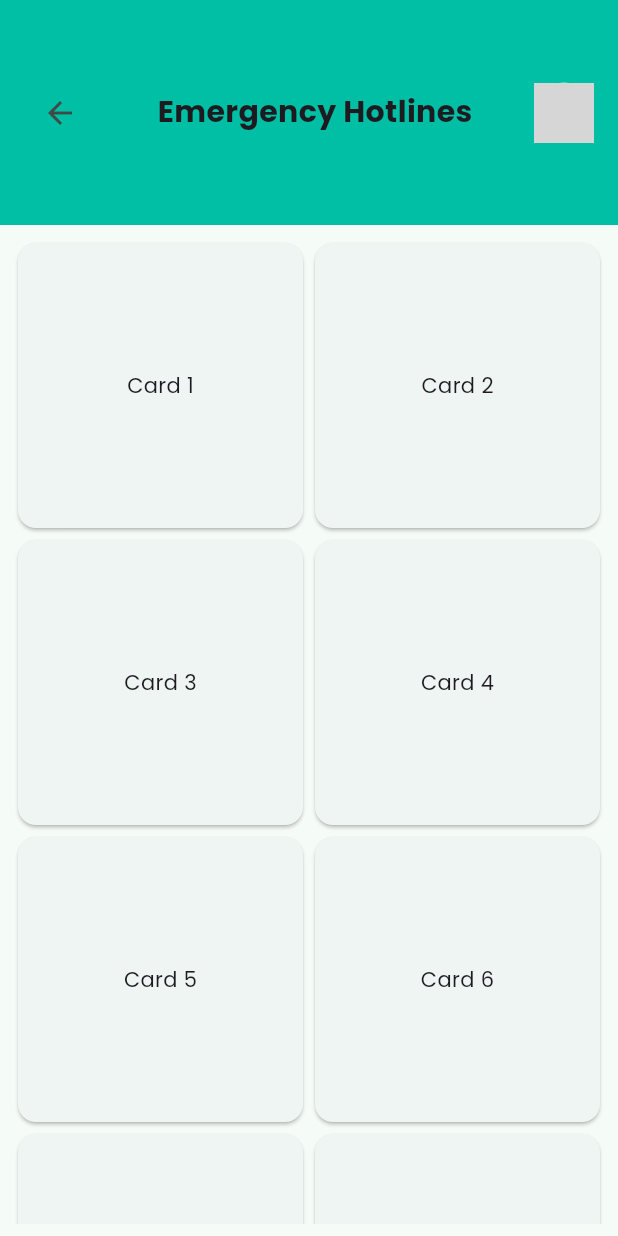
After one commit to yskooo/snt_innovatives, a Flutter app: the EmergencyHotlinesRoute screen opened directly, on a phone screen of 412 x 824 dp. The commit adds this screen. Run offline on Flutter 3.47's test engine with Material 3 defaults, Android fonts, the phone set to English and light mode, and no system bars; our stand-ins replace carousel_slider, device_preview, flutter_svg, google_fonts, supabase_flutter; accounts and stored records are empty; grey boxes are pictures that could not be loaded.

Commit message:
routes: for main 4 buttons

```diff
--- /dev/null
+++ b/lib/components/emergency_hotlines_route.dart
@@ -0,0 +1,67 @@
+import 'package:flutter/material.dart';
+
+class EmergencyHotlinesRoute extends StatelessWidget {
+  const EmergencyHotlinesRoute({super.key});
+
+  @override
+  Widget build(BuildContext context) {
+    return Scaffold(
+      body: Stack(
+        children: [
+          Column(
+            crossAxisAlignment: CrossAxisAlignment.stretch,
+            children: [
+              Container(
+                height: 150, // Adjust height as needed
+                color: Colors.tealAccent.shade700, // Adjust color as needed
+                child: Padding(
+                  padding: const EdgeInsets.symmetric(horizontal: 16.0),
+                  child: Row(
+                    children: [
+                      IconButton(
+                        icon: Icon(Icons.arrow_back),
+                        onPressed: () {
+                          Navigator.pop(context);
+                        },
+                      ),
+                      Expanded(
+                        child: Center(
+                          child: Text(
+                            'Emergency Hotlines',
+                            style: TextStyle(
+                              fontSize: 20,
+                              fontWeight: FontWeight.bold,
+                            ),
+                          ),
+                        ),
+                      ),
+                      CircleAvatar(
+                        backgroundImage: AssetImage('assets/avatar.png'), // Adjust image as needed
+                      ),
+                    ],
+                  ),
+                ),
+              ),
+              Expanded(
+                child: Padding(
+                  padding: const EdgeInsets.all(8.0),
+                  child: GridView.count(
+                    crossAxisCount: 2, // 2 cards per row, adjust as needed
+                    children: List.generate(
+                      8,
+                          (index) => Card(
+                        child: Center(
+                          child: Text('Card ${index + 1}'),
+                        ),
+                      ),
+                    ),
+                  ),
+                ),
+              ),
+            ],
+          ),
+        ],
+      ),
+    );
+  }
+}
```
Also changed, not shown: lib/components/health_wellness_route.dart (added, +67 -0 lines), lib/components/public_safety_route.dart (added, +67 -0 lines), lib/components/raise_concerns_route.dart (added, +67 -0 lines), lib/main.dart (+39 -9 lines).
